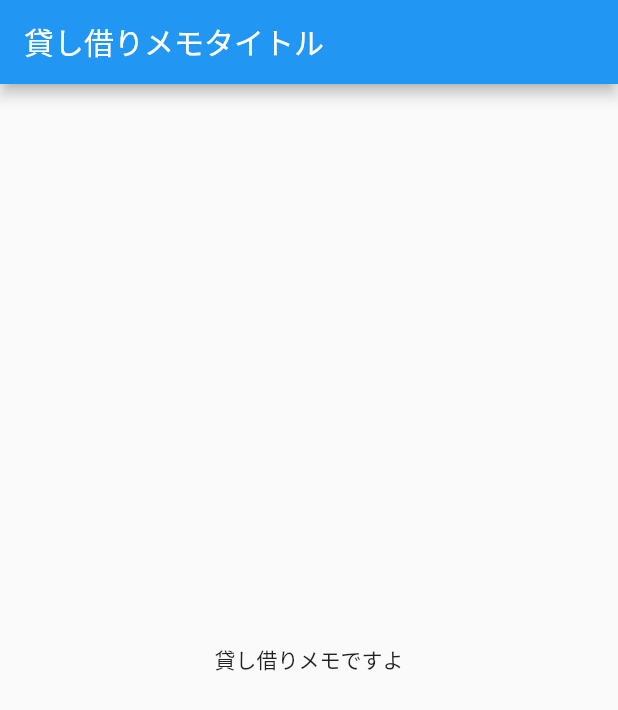
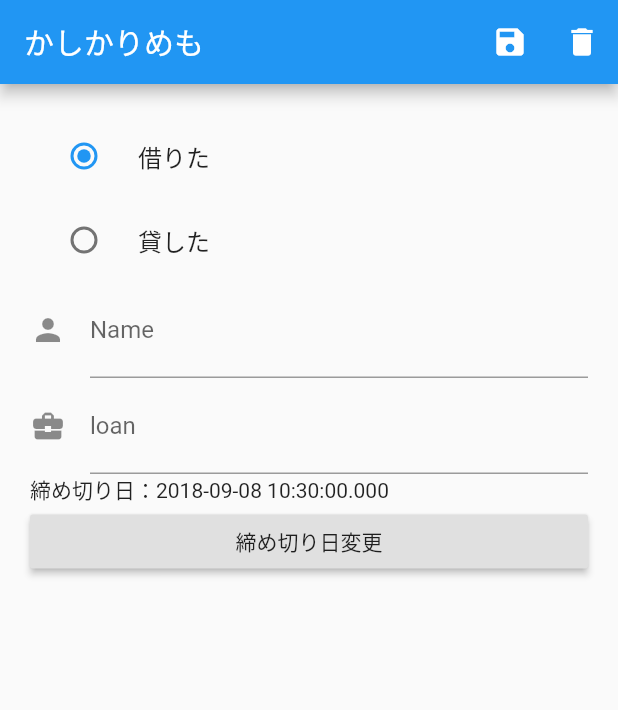
Before and after one commit to kuroponzu/kasikari_memo, a Flutter app: the screen it shows after launch, on a phone screen of 412 x 824 dp. Shown: the top 710 px of the screen. Run offline on Flutter 3.47's test engine with Material 2 defaults, Android fonts, the phone set to English and light mode, and no system bars.

Commit message:
入力画面完成

```diff
--- a/lib/main.dart
+++ b/lib/main.dart
@@ -1,4 +1,5 @@
 import 'package:flutter/material.dart';
+import 'dart:async';
 
 void main() => runApp(new MyApp());
 
@@ -7,16 +8,148 @@ class MyApp extends StatelessWidget {
   Widget build(BuildContext context) {
     return new MaterialApp(
           title: ("貸し借りメモタイトル"),
-          home: new Scaffold(
-            appBar: new AppBar(
-              title: new Text("貸し借りメモタイトル"),
-            ),
-            body: new Center(
-                child:new Text(
-                    "貸し借りメモですよ"
-                )
-            )
-          )
+          home: InputForm(),
     );
   }
 }
+
+class InputForm extends StatefulWidget {
+  @override
+  _MyInputFormState createState() => new _MyInputFormState();
+}
+
+class _formData {
+  String lendorrent;
+  String user;
+  String loan;
+  DateTime date;
+}
+
+class _MyInputFormState extends State<InputForm> {
+  final GlobalKey<FormState> _formKey = new GlobalKey<FormState>();
+  _formData _data = new _formData();
+  String lendorrent = "rent";
+  DateTime date = new DateTime.now();
+
+  void _setLendorRent(String value){
+    setState(() {
+      lendorrent = value;
+    });
+  }
+
+  Future <Null> _selectTime(BuildContext context) async {
+    final DateTime picked = await showDatePicker(
+        context: context,
+        initialDate: date,
+        firstDate: new DateTime(2018),
+        lastDate: new DateTime(2020)
+    );
+
+    if(picked != null && picked != date){
+      setState(() {
+        date = picked;
+        print(date);
+      });
+    }
+  }
+
+  @override
+  Widget build(BuildContext context) {
+
+    Widget titleSection;
+    titleSection = Scaffold(
+      appBar: AppBar(
+        title: const Text('かしかりめも'),
+        actions: <Widget>[
+          // action button
+          IconButton(
+            icon: Icon(Icons.save),
+            onPressed: () {
+              print("保存ボタンを押しました");
+              }
+    ),
+          IconButton(
+            icon: Icon(Icons.delete),
+            onPressed: (){
+              print("削除ボタンを押しました");
+  },
+          )
+        ],
+      ),
+      body: new SafeArea(
+        child:
+        new Form(
+          key: this._formKey,
+          child: new ListView(
+            padding: const EdgeInsets.all(20.0),
+            children: <Widget>[
+
+              RadioListTile(
+                value: "rent",
+                groupValue: lendorrent,
+                title: new Text("借りた"),
+//                          selected:true,
+                onChanged: (String value){
+                  _setLendorRent(value);
+                  print("借りたに設定しました");
+                },
+              ),
+
+              RadioListTile(
+                  value: "lend",
+                  groupValue: lendorrent,
+                  title: new Text("貸した"),
+                  onChanged: (String value) {
+                    _setLendorRent(value);
+                    print("貸したに設定しました");
+                  }
+              ),
+              new TextFormField(
+                //controller: _myController,
+                decoration: const InputDecoration(
+                  icon: const Icon(Icons.person),
+                  hintText: '相手の名前',
+                  labelText: 'Name',
+                ),
+                onSaved: (String value) {
+                  this._data.user = value;
+                },
+                validator: (value) {
+                  if (value.isEmpty) {
+                    return '名前は必須入力項目です';
+                  }
+                },
+                initialValue: _data.user,
+              ),
+
+              new TextFormField(
+                //controller: _myController2,
+                decoration: const InputDecoration(
+                  icon: const Icon(Icons.business_center),
+                  hintText: '借りたもの、貸したもの',
+                  labelText: 'loan',
+                ),
+                onSaved: (String value) {
+                  this._data.loan = value;
+                },
+                validator: (value) {
+                  if (value.isEmpty) {
+                    return '借りたもの、貸したものは必須入力項目です';
+                  }
+                },
+                initialValue: _data.loan,
+              ),
+
+              new Text("締め切り日：${date.toString()}"),
+              new RaisedButton(
+                  child: new Text("締め切り日変更"),
+                  onPressed: (){_selectTime(context);}
+              ),
+            ],
+          ),
+        ),
+      ),
+    );
+    return titleSection;
+  }
+}
```
